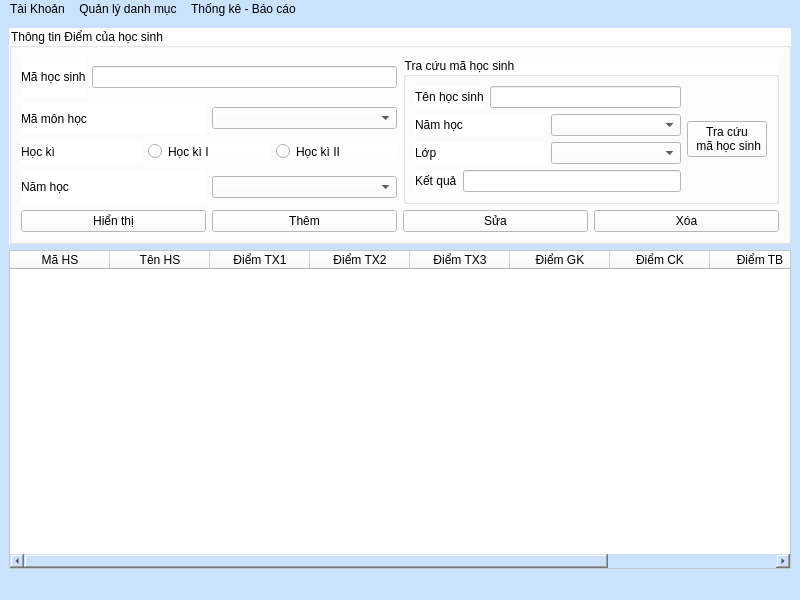
Before: the Qt Designer form HongGrader/quanlydiem.ui in vumari/HongGrader, drawn with Qt 5.
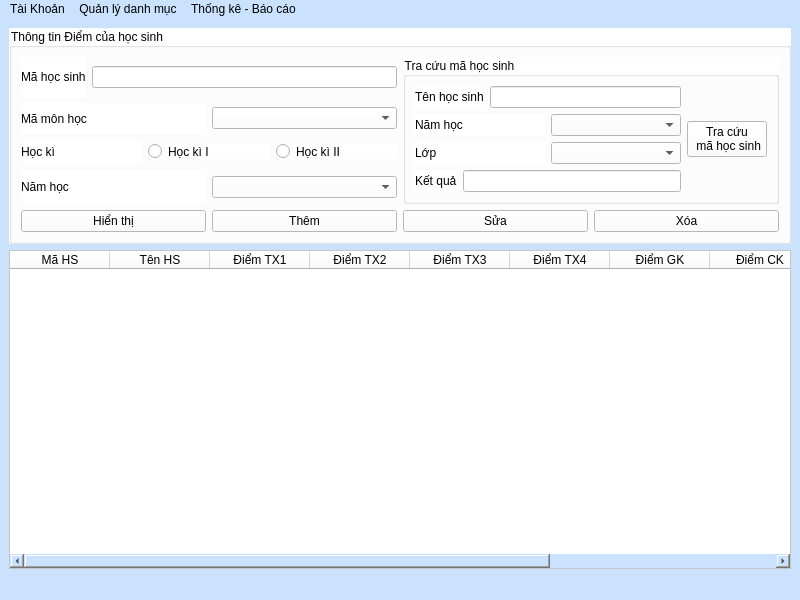
After: the same form once the commit is applied.

The edit to the form file:
```diff
--- a/HongGrader/quanlydiem.ui
+++ b/HongGrader/quanlydiem.ui
@@ -242,6 +242,11 @@
         <string>Điểm TX3</string>
        </property>
       </column>
+      <column>
+       <property name="text">
+        <string>Điểm TX4</string>
+       </property>
+      </column>
       <column>
        <property name="text">
         <string>Điểm GK</string>
```
Left out of the diff: 108 changed lines with no effect on the pictures.
